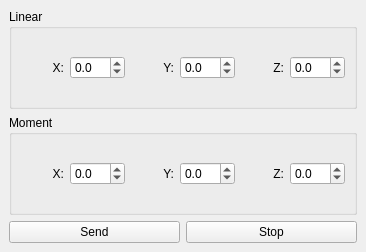
Above: PDTest/forms/mainwindow.ui from uf-mil-archive/sub-2012 before the change. Below: the same form after it.
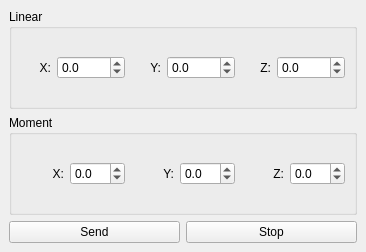
That is the form after the change.

The edit to the form file:
```diff
--- a/PDTest/forms/mainwindow.ui
+++ b/PDTest/forms/mainwindow.ui
@@ -39,10 +39,10 @@
             <number>1</number>
            </property>
            <property name="minimum">
-            <double>-99.000000000000000</double>
+            <double>-1000.000000000000000</double>
            </property>
            <property name="maximum">
-            <double>99.000000000000000</double>
+            <double>1000.000000000000000</double>
            </property>
            <property name="singleStep">
             <double>0.100000000000000</double>
@@ -65,10 +65,10 @@
             <number>1</number>
            </property>
            <property name="minimum">
-            <double>-99.000000000000000</double>
+            <double>-1000.000000000000000</double>
            </property>
            <property name="maximum">
-            <double>99.000000000000000</double>
+            <double>1000.000000000000000</double>
            </property>
           </widget>
          </item>
@@ -88,10 +88,10 @@
             <number>1</number>
            </property>
            <property name="minimum">
-            <double>-99.000000000000000</double>
+            <double>-1000.000000000000000</double>
            </property>
            <property name="maximum">
-            <double>99.000000000000000</double>
+            <double>1000.000000000000000</double>
            </property>
           </widget>
          </item>
```
